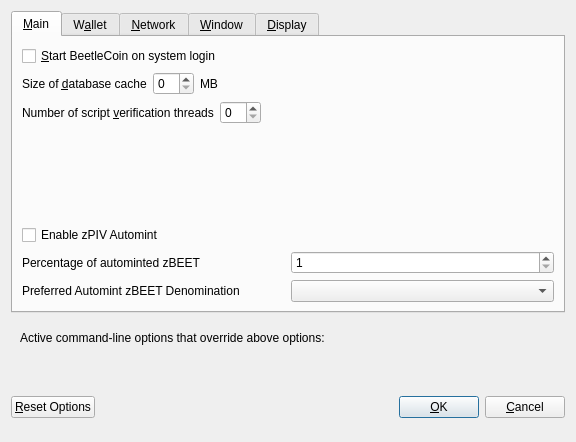
This is src/qt/forms/optionsdialog.ui in myce-legacy/beetlecoin as Qt 5 draws it before an edit. The edited form follows.
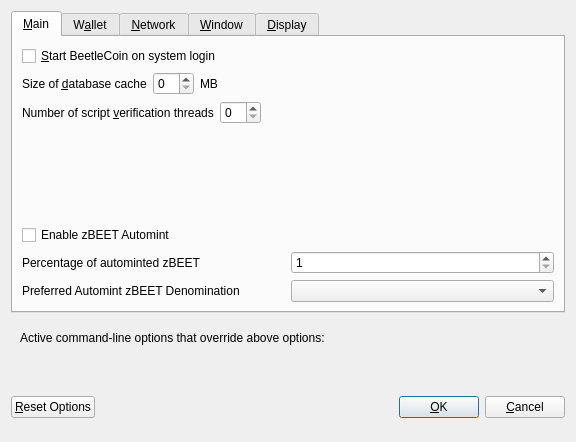
This is the edited form. Custom widgets are drawn as their Qt base class.

Commit message: Renaming PIV->BEET

```diff
--- a/src/qt/forms/optionsdialog.ui
+++ b/src/qt/forms/optionsdialog.ui
@@ -139,7 +139,7 @@
           <enum>Qt::LeftToRight</enum>
          </property>
          <property name="text">
-          <string>Enable zPIV Automint</string>
+          <string>Enable zBEET Automint</string>
          </property>
         </widget>
        </item>
```
Left out of the diff: 8 changed lines with no effect on the pictures. The commit also changes 29 other files.
